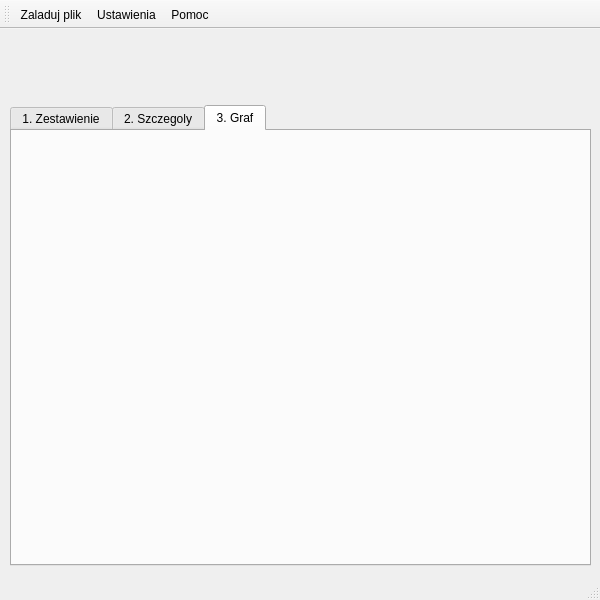
Before: the Qt Designer form src/views/mainwindow.ui in mdziekon/eiti-aisdi-business-relations-analysis, drawn with Qt 5.
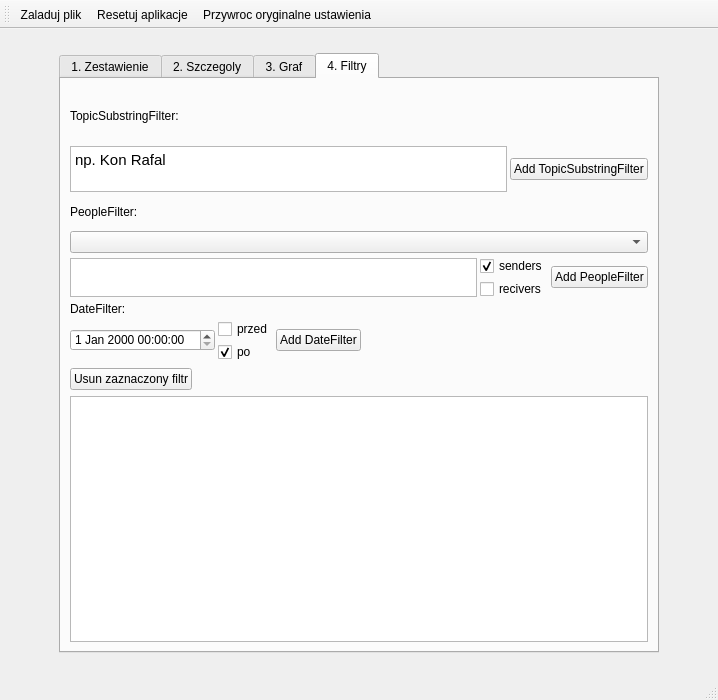
After: the same form once the commit is applied. The open tabs and pages were chosen to show the change. Icons and pictures are not drawn.

Commit message: filtry do testowania do Szymka

What changed in the file:
```diff
--- a/src/views/mainwindow.ui
+++ b/src/views/mainwindow.ui
@@ -6,8 +6,8 @@
    <rect>
     <x>0</x>
     <y>0</y>
-    <width>600</width>
-    <height>600</height>
+    <width>718</width>
+    <height>700</height>
    </rect>
   </property>
   <property name="minimumSize">
@@ -18,8 +18,8 @@
   </property>
   <property name="maximumSize">
    <size>
-    <width>600</width>
-    <height>600</height>
+    <width>1200</width>
+    <height>700</height>
    </size>
   </property>
   <property name="windowTitle">
@@ -30,29 +30,39 @@
     <normaloff>:/images/32.png</normaloff>:/images/32.png</iconset>
   </property>
   <widget class="QWidget" name="centralwidget">
-   <widget class="QTabWidget" name="tabWidget">
+   <layout class="QGridLayout" name="gridLayout">
+    <item row="0" column="0">
+     <widget class="QTabWidget" name="tab_five">
     <property name="enabled">
      <bool>true</bool>
     </property>
-    <property name="geometry">
-     <rect>
-      <x>10</x>
-      <y>76</y>
-      <width>581</width>
-      <height>461</height>
-     </rect>
+      <property name="sizePolicy">
+       <sizepolicy hsizetype="Preferred" vsizetype="Preferred">
+        <horstretch>0</horstretch>
+        <verstretch>0</verstretch>
+       </sizepolicy>
+      </property>
+      <property name="minimumSize">
+       <size>
+        <width>600</width>
+        <height>600</height>
+       </size>
     </property>
     <property name="maximumSize">
      <size>
-      <width>700</width>
-      <height>700</height>
-     </size>
-    </property>
+        <width>600</width>
+        <height>600</height>
+       </size>
+      </property>
+      <property name="styleSheet">
+       <string notr="true">float: left;
+</string>
+      </property>
     <property name="tabShape">
      <enum>QTabWidget::Rounded</enum>
     </property>
     <property name="currentIndex">
-     <number>0</number>
+       <number>3</number>
     </property>
     <property name="elideMode">
      <enum>Qt::ElideNone</enum>
@@ -64,8 +74,8 @@
      <attribute name="title">
       <string>1. Zestawienie</string>
      </attribute>
-     <layout class="QVBoxLayout" name="verticalLayout">
-      <item>
+       <layout class="QGridLayout" name="gridLayout_4">
+        <item row="0" column="0">
        <layout class="QFormLayout" name="formLayout">
         <property name="fieldGrowthPolicy">
          <enum>QFormLayout::AllNonFixedFieldsGrow</enum>
@@ -105,6 +115,13 @@
           </property>
          </widget>
         </item>
+          <item row="2" column="1">
+           <widget class="QLabel" name="return_IloscRelacji">
+            <property name="text">
+             <string>0</string>
+            </property>
+           </widget>
+          </item>
         <item row="3" column="0">
          <widget class="QLabel" name="text_UzytkownikWyslNajwMaili">
           <property name="text">
@@ -112,6 +129,13 @@
           </property>
          </widget>
         </item>
+          <item row="3" column="1">
+           <widget class="QLabel" name="return_UzytkownikWyslNajwMaili">
+            <property name="text">
+             <string>0</string>
+            </property>
+           </widget>
+          </item>
         <item row="4" column="0">
          <widget class="QLabel" name="text_UzOdebrNajwMaili">
           <property name="text">
@@ -119,6 +143,13 @@
           </property>
          </widget>
         </item>
+          <item row="4" column="1">
+           <widget class="QLabel" name="return_UzOdebrNajwMaili">
+            <property name="text">
+             <string>0</string>
+            </property>
+           </widget>
+          </item>
         <item row="5" column="0">
          <widget class="QLabel" name="text_LiczbaMailiForward">
           <property name="text">
@@ -126,6 +157,13 @@
           </property>
          </widget>
         </item>
+          <item row="5" column="1">
+           <widget class="QLabel" name="return_LiczbaMailiForward">
+            <property name="text">
+             <string>0</string>
+            </property>
+           </widget>
+          </item>
         <item row="6" column="0">
          <widget class="QLabel" name="text_DzienWyslanoNajwMaili">
           <property name="text">
@@ -133,34 +171,6 @@
           </property>
          </widget>
         </item>
-        <item row="2" column="1">
-         <widget class="QLabel" name="return_IloscRelacji">
-          <property name="text">
-           <string>0</string>
-          </property>
-         </widget>
-        </item>
-        <item row="3" column="1">
-         <widget class="QLabel" name="return_UzytkownikWyslNajwMaili">
-          <property name="text">
-           <string>0</string>
-          </property>
-         </widget>
-        </item>
-        <item row="4" column="1">
-         <widget class="QLabel" name="return_UzOdebrNajwMaili">
-          <property name="text">
-           <string>0</string>
-          </property>
-         </widget>
-        </item>
-        <item row="5" column="1">
-         <widget class="QLabel" name="return_LiczbaMailiForward">
-          <property name="text">
-           <string>0</string>
-          </property>
-         </widget>
-        </item>
         <item row="6" column="1">
          <widget class="QLabel" name="return_DzienWyslanoNajwMaili">
           <property name="text">
@@ -176,15 +186,9 @@
      <attribute name="title">
       <string>2. Szczegoly</string>
      </attribute>
+       <layout class="QGridLayout" name="gridLayout_3">
+        <item row="0" column="0">
      <widget class="QTreeWidget" name="treeWidget_MailList">
-      <property name="geometry">
-       <rect>
-        <x>0</x>
-        <y>0</y>
-        <width>581</width>
-        <height>421</height>
-       </rect>
-      </property>
       <property name="frameShadow">
        <enum>QFrame::Plain</enum>
       </property>
@@ -212,27 +216,278 @@
        </property>
       </column>
      </widget>
-    </widget>
-    <widget class="QWidget" name="tab_three">
+        </item>
+       </layout>
+      </widget>
+      <widget class="QWidget" name="tab_four">
      <attribute name="title">
       <string>3. Graf</string>
      </attribute>
-     <widget class="QWidget" name="gridLayoutWidget">
-      <property name="geometry">
-       <rect>
-        <x>-1</x>
-        <y>-1</y>
-        <width>571</width>
-        <height>421</height>
-       </rect>
-      </property>
-      <layout class="QGridLayout" name="gridGraphLayout"/>
-     </widget>
-    </widget>
-   </widget>
+       <layout class="QGridLayout" name="gridLayout_6">
+        <property name="margin">
+         <number>3</number>
+        </property>
+        <property name="spacing">
+         <number>3</number>
+        </property>
+        <item row="0" column="0">
+         <widget class="QSplitter" name="splitter">
+          <property name="orientation">
+           <enum>Qt::Vertical</enum>
+          </property>
+          <widget class="QGraphicsView" name="graphicsView"/>
+          <widget class="QWidget" name="gridLayoutWidget_2">
+           <layout class="QGridLayout" name="gridLayout_5">
+            <item row="0" column="0">
+             <spacer name="verticalSpacer">
+              <property name="orientation">
+               <enum>Qt::Vertical</enum>
+              </property>
+              <property name="sizeHint" stdset="0">
+               <size>
+                <width>20</width>
+                <height>50</height>
+               </size>
+              </property>
+             </spacer>
+            </item>
+           </layout>
+          </widget>
+         </widget>
+        </item>
+       </layout>
+      </widget>
+      <widget class="QWidget" name="tab_five2">
+       <attribute name="title">
+        <string>4. Filtry</string>
+       </attribute>
+       <layout class="QGridLayout" name="gridLayout_7">
+        <item row="0" column="0">
+         <layout class="QGridLayout" name="gridLayout_2">
+          <item row="1" column="0">
+           <layout class="QVBoxLayout" name="verticalLayout_7">
+            <item>
+             <layout class="QHBoxLayout" name="horizontalLayout_4">
+              <item>
+               <widget class="QPushButton" name="pushButton_defeteselectedfilter">
+                <property name="text">
+                 <string>Usun zaznaczony filtr</string>
+                </property>
+               </widget>
+              </item>
+              <item>
+               <spacer name="horizontalSpacer">
+                <property name="orientation">
+                 <enum>Qt::Horizontal</enum>
+                </property>
+                <property name="sizeHint" stdset="0">
+                 <size>
+                  <width>40</width>
+                  <height>20</height>
+                 </size>
+                </property>
+               </spacer>
+              </item>
+             </layout>
+            </item>
+            <item>
+             <widget class="QListWidget" name="listWidget_filters"/>
+            </item>
+           </layout>
+          </item>
+          <item row="0" column="0">
+           <layout class="QVBoxLayout" name="verticalLayout_6">
+            <property name="spacing">
+             <number>3</number>
+            </property>
+            <property name="sizeConstraint">
+             <enum>QLayout::SetMaximumSize</enum>
+            </property>
+            <item>
+             <layout class="QVBoxLayout" name="verticalLayout">
+              <item>
+               <widget class="QLabel" name="label">
+                <property name="text">
+                 <string>TopicSubstringFilter:</string>
+                </property>
+               </widget>
+              </item>
+              <item>
+               <layout class="QHBoxLayout" name="horizontalLayout">
+                <item>
+                 <widget class="QTextEdit" name="textEdit_substringfilterinput">
+                  <property name="maximumSize">
+                   <size>
+                    <width>16777215</width>
+                    <height>46</height>
+                   </size>
+                  </property>
+                  <property name="html">
+                   <string>&lt;!DOCTYPE HTML PUBLIC &quot;-//W3C//DTD HTML 4.0//EN&quot; &quot;http://www.w3.org/TR/REC-html40/strict.dtd&quot;&gt;
+&lt;html&gt;&lt;head&gt;&lt;meta name=&quot;qrichtext&quot; content=&quot;1&quot; /&gt;&lt;style type=&quot;text/css&quot;&gt;
+p, li { white-space: pre-wrap; }
+&lt;/style&gt;&lt;/head&gt;&lt;body style=&quot; font-family:'Ubuntu'; font-size:11pt; font-weight:400; font-style:normal;&quot;&gt;
+&lt;p style=&quot; margin-top:0px; margin-bottom:0px; margin-left:0px; margin-right:0px; -qt-block-indent:0; text-indent:0px;&quot;&gt;np. Kon Rafal&lt;/p&gt;&lt;/body&gt;&lt;/html&gt;</string>
+                  </property>
+                 </widget>
+                </item>
+                <item>
+                 <widget class="QPushButton" name="pushButton_substringfilter">
+                  <property name="text">
+                   <string>Add TopicSubstringFilter</string>
+                  </property>
+                 </widget>
+                </item>
+               </layout>
+              </item>
+             </layout>
+            </item>
+            <item>
+             <layout class="QVBoxLayout" name="verticalLayout_5">
+              <item>
+               <widget class="QLabel" name="label_2">
+                <property name="text">
+                 <string>PeopleFilter:</string>
+                </property>
+               </widget>
+              </item>
+              <item>
+               <widget class="QComboBox" name="comboBox_people"/>
+              </item>
+              <item>
+               <layout class="QHBoxLayout" name="horizontalLayout_3">
+                <item>
+                 <widget class="QTextEdit" name="textEdit_peoplefilterinput">
+                  <property name="maximumSize">
+                   <size>
+                    <width>16777215</width>
+                    <height>39</height>
+                   </size>
+                  </property>
+                  <property name="readOnly">
+                   <bool>true</bool>
+                  </property>
+                  <property name="html">
+                   <string>&lt;!DOCTYPE HTML PUBLIC &quot;-//W3C//DTD HTML 4.0//EN&quot; &quot;http://www.w3.org/TR/REC-html40/strict.dtd&quot;&gt;
+&lt;html&gt;&lt;head&gt;&lt;meta name=&quot;qrichtext&quot; content=&quot;1&quot; /&gt;&lt;style type=&quot;text/css&quot;&gt;
+p, li { white-space: pre-wrap; }
+&lt;/style&gt;&lt;/head&gt;&lt;body style=&quot; font-family:'Ubuntu'; font-size:11pt; font-weight:400; font-style:normal;&quot;&gt;
+&lt;p style=&quot;-qt-paragraph-type:empty; margin-top:0px; margin-bottom:0px; margin-left:0px; margin-right:0px; -qt-block-indent:0; text-indent:0px;&quot;&gt;&lt;br /&gt;&lt;/p&gt;&lt;/body&gt;&lt;/html&gt;</string>
+                  </property>
+                 </widget>
+                </item>
+                <item>
+                 <layout class="QVBoxLayout" name="verticalLayout_3">
+                  <item>
+                   <widget class="QCheckBox" name="checkBox_issenders">
+                    <property name="text">
+                     <string>senders</string>
+                    </property>
+                    <property name="checked">
+                     <bool>true</bool>
+                    </property>
+                   </widget>
+                  </item>
+                  <item>
+                   <widget class="QCheckBox" name="checkBox_isrecivers">
+                    <property name="text">
+                     <string>recivers</string>
+                    </property>
+                   </widget>
+                  </item>
+                 </layout>
+                </item>
+                <item>
+                 <widget class="QPushButton" name="pushButton_peoplefilter">
+                  <property name="text">
+                   <string>Add PeopleFilter</string>
+                  </property>
+                 </widget>
+                </item>
+               </layout>
+              </item>
+             </layout>
+            </item>
+            <item>
+             <layout class="QVBoxLayout" name="verticalLayout_4">
+              <item>
+               <widget class="QLabel" name="label_3">
+                <property name="text">
+                 <string>DateFilter:</string>
+                </property>
+               </widget>
+              </item>
+              <item>
+               <layout class="QHBoxLayout" name="horizontalLayout_2">
+                <item>
+                 <widget class="QDateTimeEdit" name="dateTimeEdit"/>
+                </item>
+                <item>
+                 <layout class="QVBoxLayout" name="verticalLayout_2">
+                  <item>
+                   <widget class="QCheckBox" name="checkBox_isbefore">
+                    <property name="text">
+                     <string>przed</string>
+                    </property>
+                    <property name="checked">
+                     <bool>false</bool>
+                    </property>
+                   </widget>
+                  </item>
+                  <item>
+                   <widget class="QCheckBox" name="checkBox_isafter">
+                    <property name="text">
+                     <string>po</string>
+                    </property>
+                    <property name="checked">
+                     <bool>true</bool>
+                    </property>
+                   </widget>
+                  </item>
+                 </layout>
+                </item>
+                <item>
+                 <widget class="QPushButton" name="pushButton_datefilter">
+                  <property name="text">
+                   <string>Add DateFilter</string>
+                  </property>
+                 </widget>
+                </item>
+                <item>
+                 <spacer name="horizontalSpacer_2">
+                  <property name="orientation">
+                   <enum>Qt::Horizontal</enum>
+                  </property>
+                  <property name="sizeHint" stdset="0">
+                   <size>
+                    <width>40</width>
+                    <height>20</height>
+                   </size>
+                  </property>
+                 </spacer>
+                </item>
+               </layout>
+              </item>
+             </layout>
+            </item>
+           </layout>
+          </item>
+         </layout>
+        </item>
+       </layout>
+      </widget>
+     </widget>
+    </item>
+   </layout>
   </widget>
   <widget class="QStatusBar" name="statusbar"/>
   <widget class="QToolBar" name="toolBar">
+   <property name="maximumSize">
+    <size>
+     <width>16777215</width>
+     <height>16777215</height>
+    </size>
+   </property>
    <property name="windowTitle">
     <string>toolBar</string>
    </property>
@@ -252,8 +507,8 @@
     <bool>false</bool>
    </attribute>
    <addaction name="actionLoadFile"/>
+   <addaction name="actionReset_2"/>
    <addaction name="actionSettings"/>
-   <addaction name="actionHelp"/>
   </widget>
   <action name="actionLoadFile">
    <property name="icon">
@@ -276,7 +531,7 @@
      <normaloff>:/images/015.png</normaloff>:/images/015.png</iconset>
    </property>
    <property name="text">
-    <string>Ustawienia</string>
+    <string>Przywroc oryginalne ustawienia</string>
    </property>
    <property name="toolTip">
     <string>Ustawienia</string>
@@ -297,6 +552,15 @@
     <bool>false</bool>
    </property>
   </action>
+  <action name="actionReset_2">
+   <property name="icon">
+    <iconset>
+     <normaloff>:/images/004.png</normaloff>:/images/004.png</iconset>
+   </property>
+   <property name="text">
+    <string>Resetuj aplikacje</string>
+   </property>
+  </action>
  </widget>
  <resources>
   <include location="../assets/images.qrc"/>
```
Lines whose indentation alone changed are shown as unchanged. The commit also changes 22 other files.
